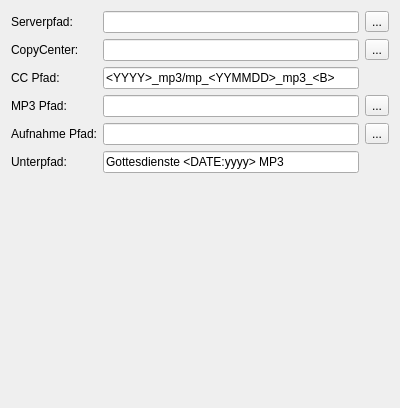
First picture: the form in lsGlobalSettings.ui, repository audioprog/AudioDatabaseForUsbAutoCopyMaster, before the edit.
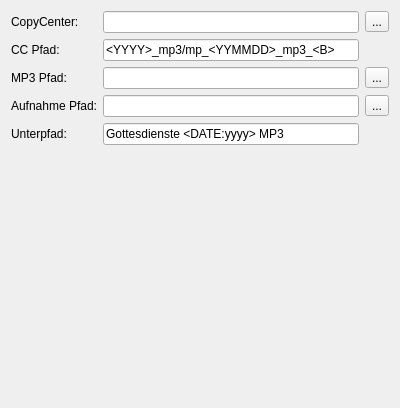
Second picture: the form after the edit.

Commit message: Server Entfernt, für neuen CopyCenter erweitert

Patch:
```diff
--- a/lsGlobalSettings.ui
+++ b/lsGlobalSettings.ui
@@ -14,24 +14,28 @@
    <string>Form</string>
   </property>
   <layout class="QGridLayout" name="gridLayout">
-   <item row="4" column="1">
-    <widget class="QLineEdit" name="lineEditCapturePath"/>
+   <item row="1" column="0">
+    <widget class="QLabel" name="label_6">
+     <property name="text">
+      <string>CC Pfad:</string>
+     </property>
+    </widget>
    </item>
-   <item row="5" column="1">
-    <widget class="QLineEdit" name="lineEditSubPath">
+   <item row="3" column="0">
+    <widget class="QLabel" name="label_3">
      <property name="text">
-      <string>Gottesdienste &lt;DATE:yyyy&gt; MP3</string>
+      <string>Aufnahme Pfad:</string>
      </property>
     </widget>
    </item>
-   <item row="0" column="2">
-    <widget class="QToolButton" name="toolButtonServerPath">
+   <item row="2" column="0">
+    <widget class="QLabel" name="label_2">
      <property name="text">
-      <string>...</string>
+      <string>MP3 Pfad:</string>
      </property>
     </widget>
    </item>
-   <item row="6" column="2">
+   <item row="5" column="2">
     <spacer name="verticalSpacer">
      <property name="orientation">
       <enum>Qt::Vertical</enum>
@@ -44,85 +48,64 @@
      </property>
     </spacer>
    </item>
-   <item row="5" column="0">
+   <item row="1" column="1">
+    <widget class="QLineEdit" name="lineEditCopyCenterPathFormat">
+     <property name="text">
+      <string>&lt;YYYY&gt;_mp3/mp_&lt;YYMMDD&gt;_mp3_&lt;B&gt;</string>
+     </property>
+    </widget>
+   </item>
+   <item row="2" column="2">
+    <widget class="QToolButton" name="toolButtonMp3Path">
+     <property name="text">
+      <string>...</string>
+     </property>
+    </widget>
+   </item>
+   <item row="4" column="0">
     <widget class="QLabel" name="label_4">
      <property name="text">
       <string>Unterpfad:</string>
      </property>
     </widget>
    </item>
-   <item row="4" column="0">
-    <widget class="QLabel" name="label_3">
-     <property name="text">
-      <string>Aufnahme Pfad:</string>
-     </property>
-    </widget>
-   </item>
-   <item row="3" column="1">
+   <item row="2" column="1">
     <widget class="QLineEdit" name="lineEditMp3Path"/>
    </item>
+   <item row="3" column="1">
+    <widget class="QLineEdit" name="lineEditCapturePath"/>
+   </item>
+   <item row="0" column="2">
+    <widget class="QToolButton" name="toolButtonCopyCenter">
+     <property name="text">
+      <string>...</string>
+     </property>
+    </widget>
+   </item>
+   <item row="4" column="1">
+    <widget class="QLineEdit" name="lineEditSubPath">
+     <property name="text">
+      <string>Gottesdienste &lt;DATE:yyyy&gt; MP3</string>
+     </property>
+    </widget>
+   </item>
+   <item row="0" column="1">
+    <widget class="QLineEdit" name="lineEditCopyCenter"/>
+   </item>
    <item row="0" column="0">
-    <widget class="QLabel" name="label">
-     <property name="text">
-      <string>Serverpfad:</string>
-     </property>
-    </widget>
-   </item>
-   <item row="4" column="2">
-    <widget class="QToolButton" name="toolButtonCapturePath">
-     <property name="text">
-      <string>...</string>
-     </property>
-    </widget>
-   </item>
-   <item row="3" column="0">
-    <widget class="QLabel" name="label_2">
-     <property name="text">
-      <string>MP3 Pfad:</string>
-     </property>
-    </widget>
-   </item>
-   <item row="1" column="0">
     <widget class="QLabel" name="label_5">
      <property name="text">
       <string>CopyCenter:</string>
      </property>
     </widget>
    </item>
-   <item row="0" column="1">
-    <widget class="QLineEdit" name="lineEditServerPath"/>
-   </item>
-   <item row="1" column="2">
-    <widget class="QToolButton" name="toolButtonCopyCenter">
-     <property name="text">
-      <string>...</string>
-     </property>
-    </widget>
-   </item>
-   <item row="1" column="1">
-    <widget class="QLineEdit" name="lineEditCopyCenter"/>
-   </item>
    <item row="3" column="2">
-    <widget class="QToolButton" name="toolButtonMp3Path">
+    <widget class="QToolButton" name="toolButtonCapturePath">
      <property name="text">
       <string>...</string>
      </property>
     </widget>
    </item>
-   <item row="2" column="0">
-    <widget class="QLabel" name="label_6">
-     <property name="text">
-      <string>CC Pfad:</string>
-     </property>
-    </widget>
-   </item>
-   <item row="2" column="1">
-    <widget class="QLineEdit" name="lineEditCopyCenterPathFormat">
-     <property name="text">
-      <string>&lt;YYYY&gt;_mp3/mp_&lt;YYMMDD&gt;_mp3_&lt;B&gt;</string>
-     </property>
-    </widget>
-   </item>
   </layout>
  </widget>
  <resources/>
```
The commit also changes 11 other files.
